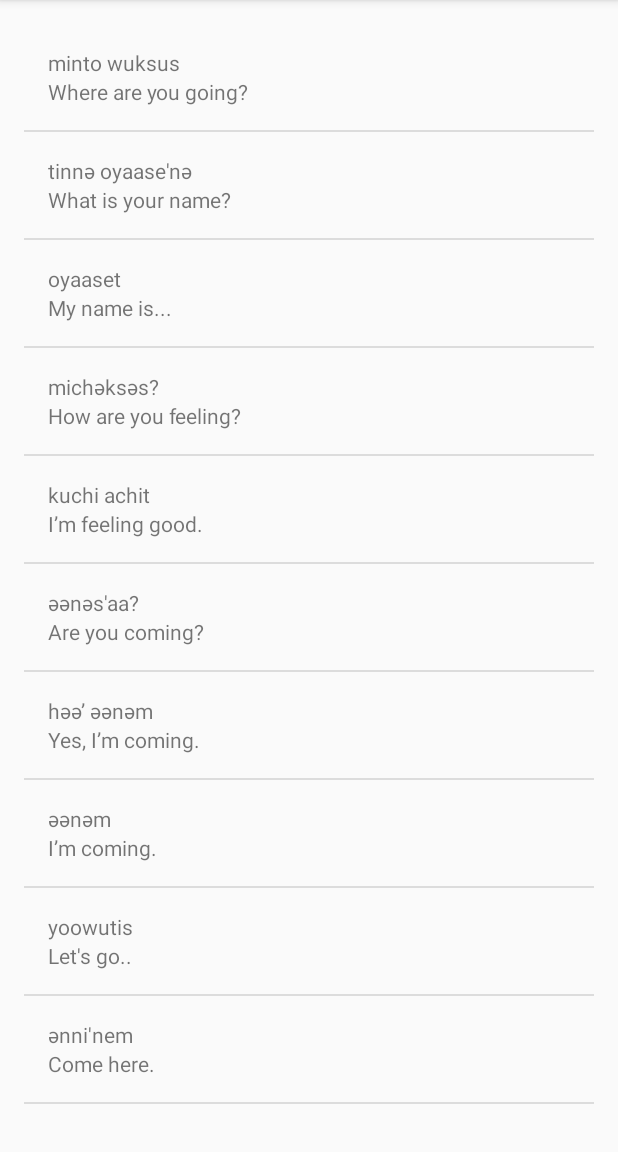
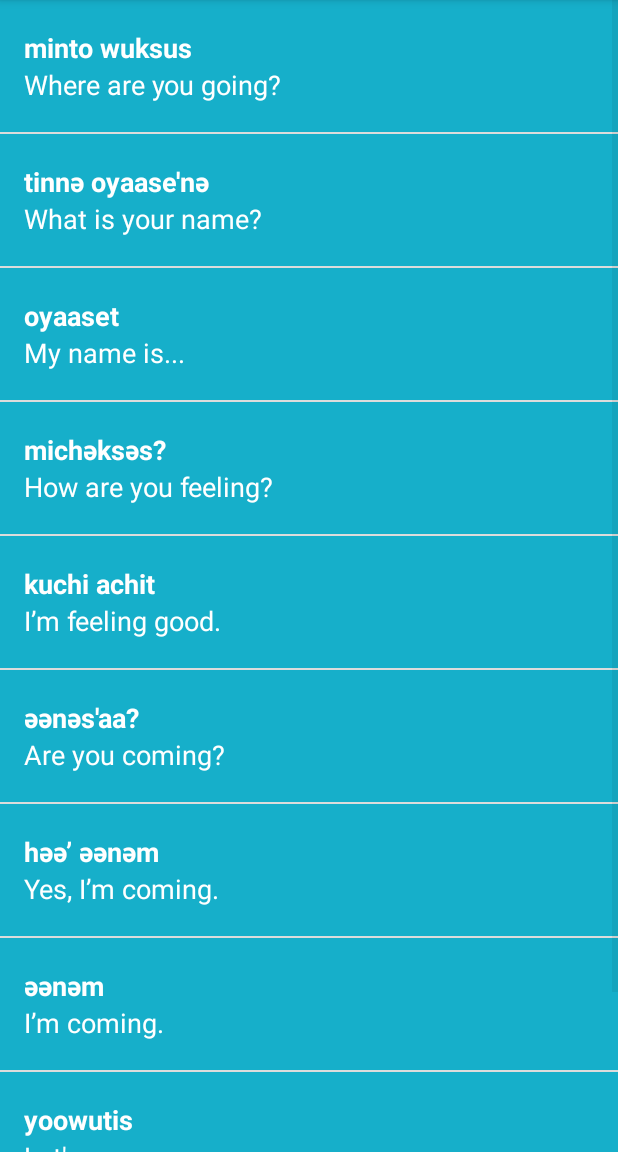
Before and after one commit to TerryGlen/MiwokApp, an Android app: the PhrasesActivity screen opened directly, with no data from a screen before it, on a phone screen of 412 x 824 dp, the part 84-1236 px from its top. Run offline under Robolectric (Android 15) with nearby library versions, the phone set to English and light mode, and no system bars.

Commit message:
Chapter 3 complete

```diff
--- a/app/src/main/java/com/example/android/miwok/PhrasesActivity.java
+++ b/app/src/main/java/com/example/android/miwok/PhrasesActivity.java
@@ -27,7 +27,7 @@ public class PhrasesActivity extends AppCompatActivity {
         words.add(new Word("Come here.", "әnni'nem"));
         for( int i = 0 ; i < words.size(); i++ ){
             Log.v("NumbersArray", "Word at index " + i +": " + words.get(i));}
-        WordAdapter itemsAdapter = new WordAdapter(this, words);
+        WordAdapter itemsAdapter = new WordAdapter(this, words, R.color.category_phrases);
         ListView listView = findViewById(R.id.list);
         listView.setAdapter(itemsAdapter);
     }
--- a/app/src/main/java/com/example/android/miwok/Word.java
+++ b/app/src/main/java/com/example/android/miwok/Word.java
@@ -1,15 +1,20 @@
 package com.example.android.miwok;
-
-import android.content.Context;
 
 public class Word {
 
     private String mDefaultTranslation;
     private String mMiwokTranslation;
-
+    private int mImageResourceId;
+    private boolean mHasImage;
     public Word(String defaultTranslation, String miwokTranslation){
         mMiwokTranslation = miwokTranslation;
         mDefaultTranslation = defaultTranslation;
+    }
+    public Word(String defaultTranslation, String miwokTranslation, int imageResourceId){
+        mMiwokTranslation = miwokTranslation;
+        mDefaultTranslation = defaultTranslation;
+        mImageResourceId = imageResourceId;
+        mHasImage = true;
     }
 
     public String getDefaultTranslation(){
@@ -18,4 +23,8 @@ public class Word {
     public String getMiwokTranslation(){
         return mMiwokTranslation;
     }
+    public int getImageResourceId() {
+        return mImageResourceId;
+    }
+    public boolean getHasImage(){return mHasImage;}
 }
--- a/app/src/main/java/com/example/android/miwok/WordAdapter.java
+++ b/app/src/main/java/com/example/android/miwok/WordAdapter.java
@@ -3,17 +3,24 @@ package com.example.android.miwok;
 import android.content.Context;
 import android.support.annotation.NonNull;
 import android.support.annotation.Nullable;
+import android.support.v4.content.ContextCompat;
 import android.view.LayoutInflater;
 import android.view.View;
 import android.view.ViewGroup;
 import android.widget.ArrayAdapter;
+import android.widget.ImageView;
 import android.widget.TextView;
 
 import java.util.ArrayList;
 
 public class WordAdapter extends ArrayAdapter<Word> {
-    public WordAdapter(Context context, ArrayList<Word> words){
+
+    private int mColorResourceId;
+
+
+    public WordAdapter(Context context, ArrayList<Word> words, int colorResourceId){
         super(context, 0, words);
+        mColorResourceId = colorResourceId;
     }
 
 
@@ -30,9 +37,24 @@ public class WordAdapter extends ArrayAdapter<Word> {
 
         TextView defaultTextView = listItemView.findViewById(R.id.default_text_view);
         TextView miwokTextView = listItemView.findViewById(R.id.miwok_text_view);
-
         defaultTextView.setText(currentWord.getDefaultTranslation());
         miwokTextView.setText(currentWord.getMiwokTranslation());
+        ImageView imageView = listItemView.findViewById(R.id.image);
+        if(currentWord.getHasImage())
+        {
+
+            imageView.setImageResource(currentWord.getImageResourceId());
+            imageView.setVisibility(View.VISIBLE);
+        }
+        else{
+            imageView.setVisibility(View.GONE);
+        }
+
+        View textContainer = listItemView.findViewById(R.id.text_container);
+        int color = ContextCompat.getColor(getContext(), mColorResourceId);
+        textContainer.setBackgroundColor(color);
+
+
 
         return listItemView;
     }
--- a/app/src/main/res/layout/list_item.xml
+++ b/app/src/main/res/layout/list_item.xml
@@ -1,21 +1,46 @@
 <?xml version="1.0" encoding="utf-8"?>
 <LinearLayout xmlns:android="http://schemas.android.com/apk/res/android"
     xmlns:tools="http://schemas.android.com/tools"
-    android:orientation="vertical"
     android:layout_width="match_parent"
-    android:layout_height="match_parent"
-    android:padding="16dp">
-    <TextView
+    android:layout_height="wrap_content"
+    android:orientation="horizontal"
+    android:minHeight="@dimen/list_item_height"
+    android:background="@color/tan_background">
+
+    <ImageView
+        android:id="@+id/image"
+        android:layout_width="@dimen/list_item_height"
+        android:layout_height="@dimen/list_item_height"
+        />
+
+    <LinearLayout
         android:layout_width="match_parent"
-        android:layout_height="wrap_content"
-        android:id="@+id/miwok_text_view"
-        tools:text="lutti"
-        />
-    <TextView
-        android:layout_width="match_parent"
-        android:layout_height="wrap_content"
-        android:id="@+id/default_text_view"
-        tools:text="one"/>
+        android:layout_height="match_parent"
+        android:orientation="vertical"
+        android:paddingLeft="16dp"
+        android:id="@+id/text_container"
+        >
 
+        <TextView
+            android:id="@+id/miwok_text_view"
+            android:layout_width="match_parent"
+            android:layout_height="0dp"
+            android:layout_weight="1"
+            android:gravity="bottom"
+            android:textAppearance="?android:textAppearanceMedium"
+            android:textColor="@android:color/white"
+            android:textStyle="bold"
+            tools:text="lutti" />
+
+        <TextView
+            android:id="@+id/default_text_view"
+            android:layout_width="match_parent"
+            android:layout_height="0dp"
+            android:layout_weight="1"
+            android:gravity="top"
+            android:textAppearance="?android:textAppearanceMedium"
+            android:textColor="@android:color/white"
+            tools:text="one" />
+    </LinearLayout>
 
 </LinearLayout>
--- a/app/src/main/res/layout/word_list.xml
+++ b/app/src/main/res/layout/word_list.xml
@@ -5,9 +5,5 @@
     android:orientation="vertical"
     android:layout_width="match_parent"
     android:layout_height="match_parent"
-    android:paddingBottom="@dimen/activity_vertical_margin"
-    android:paddingLeft="@dimen/activity_horizontal_margin"
-    android:paddingRight="@dimen/activity_horizontal_margin"
-    android:paddingTop="@dimen/activity_vertical_margin"
     tools:context="com.example.android.miwok.ColorsActivity"
     />
--- a/app/src/main/res/values/colors.xml
+++ b/app/src/main/res/values/colors.xml
@@ -34,4 +34,6 @@
 
     <!-- Background color for the phrases category -->
     <color name="category_phrases">#16AFCA</color>
+    <!-- Background color for the main activity text category -->
+    <color name="category_text_color">#FFFFFF</color>
 </resources>
```
Also changed, not shown: app/src/main/java/com/example/android/miwok/ColorsActivity.java (+9 -9 lines), app/src/main/java/com/example/android/miwok/FamilyActivity.java (+11 -11 lines), app/src/main/java/com/example/android/miwok/NumbersActivity.java (+11 -11 lines), app/src/main/res/layout/activity_main.xml (+7 -8 lines), app/src/main/res/values-w820dp/dimens.xml (deleted, +0 -20 lines), app/src/main/res/values/styles.xml (+5 -2 lines).
